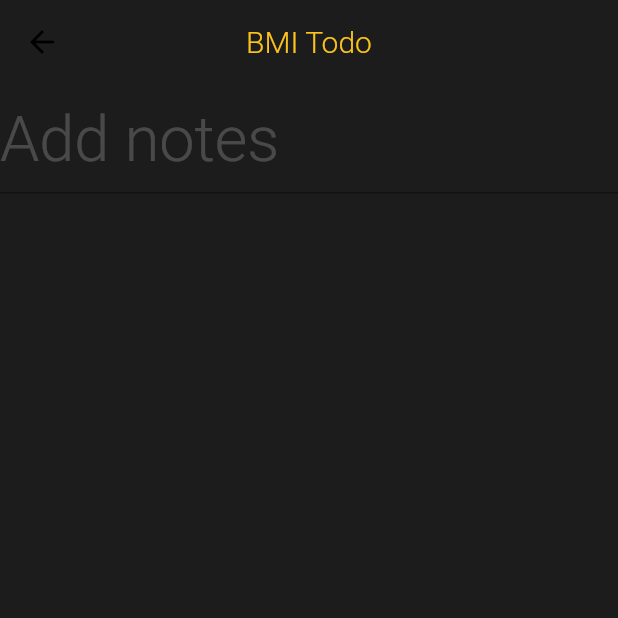
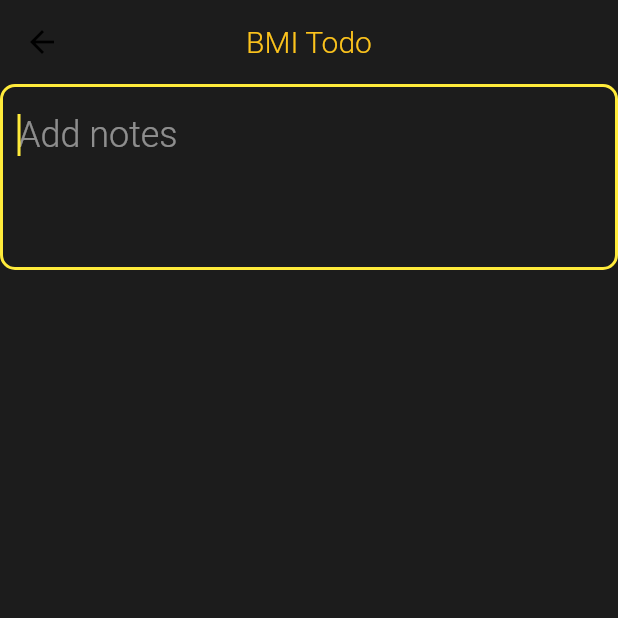
Before and after one commit to ayoubkamli/bmi_calculator, a Flutter app: the screen it shows after launch, after a tap on "Tasks", on a phone screen of 412 x 824 dp, the top half of it. Run offline on Flutter 3.47's test engine with Material 2 defaults, Android fonts, the phone set to English and light mode, and no system bars; our stand-ins replace hexcolor, sqflite; accounts and stored records are empty.

Commit message:
add some style to add notes to BMI Todo

```diff
--- a/lib/screens/home.dart
+++ b/lib/screens/home.dart
@@ -46,16 +46,18 @@ class _HomeScreenState extends State<HomeScreen> {
                   autofocus: true,
                   controller: _heightController,
                   style: TextStyle(
-                    fontSize: 42,
+                    fontSize: 24,
                     fontWeight: FontWeight.w300,
                     color: accentHexColor,
                   ),
                   keyboardType: TextInputType.number,
                   decoration: InputDecoration(
-                    border: InputBorder.none,
+                    border: const OutlineInputBorder(
+                      borderRadius: BorderRadius.all(Radius.circular(10.0)),
+                    ),
                     hintText: 'Height',
                     hintStyle: TextStyle(
-                      fontSize: 42,
+                      fontSize: 24,
                       fontWeight: FontWeight.w300,
                       color: Colors.white.withOpacity(.2),
                     ),
@@ -67,16 +69,20 @@ class _HomeScreenState extends State<HomeScreen> {
                 child: TextField(
                   controller: _weightController,
                   style: TextStyle(
-                    fontSize: 42,
+                    fontSize: 24,
                     fontWeight: FontWeight.w300,
                     color: accentHexColor,
                   ),
                   keyboardType: TextInputType.number,
                   decoration: InputDecoration(
-                    border: InputBorder.none,
+                    border: OutlineInputBorder(
+                        borderRadius: BorderRadius.all(
+                          Radius.circular(10.0),
+                        ),
+                        borderSide: BorderSide(color: accentHexColor)),
                     hintText: 'Weight',
                     hintStyle: TextStyle(
-                      fontSize: 42,
+                      fontSize: 24,
                       fontWeight: FontWeight.w300,
                       color: Colors.white.withOpacity(.2),
                     ),
--- a/lib/screens/todo.dart
+++ b/lib/screens/todo.dart
@@ -35,19 +35,24 @@ class _TodoScreenState extends State<TodoScreen> {
                 SizedBox(
                   width: widthScreen,
                   child: TextField(
+                    minLines: 3,
+                    maxLines: 3,
+                    autofocus: true,
                     controller: _heightController,
                     style: TextStyle(
-                      fontSize: 42,
+                      fontSize: 24,
                       fontWeight: FontWeight.w300,
                       color: accentHexColor,
                     ),
                     decoration: InputDecoration(
-                      // border: InputBorder.none,
+                      border: const OutlineInputBorder(
+                        borderRadius: BorderRadius.all(Radius.circular(10.0)),
+                      ),
                       hintText: 'Add notes',
                       hintStyle: TextStyle(
-                        fontSize: 42,
+                        fontSize: 24,
                         fontWeight: FontWeight.w300,
-                        color: Colors.white.withOpacity(.2),
+                        color: Colors.white.withOpacity(.5),
                       ),
                     ),
                   ),
```
